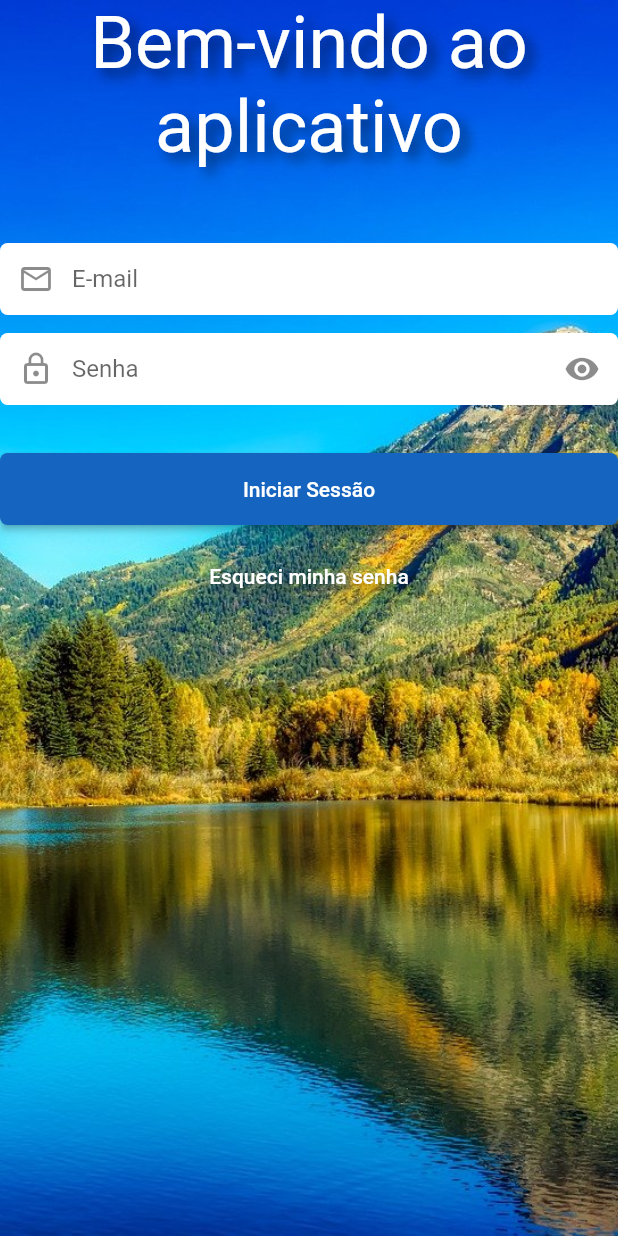
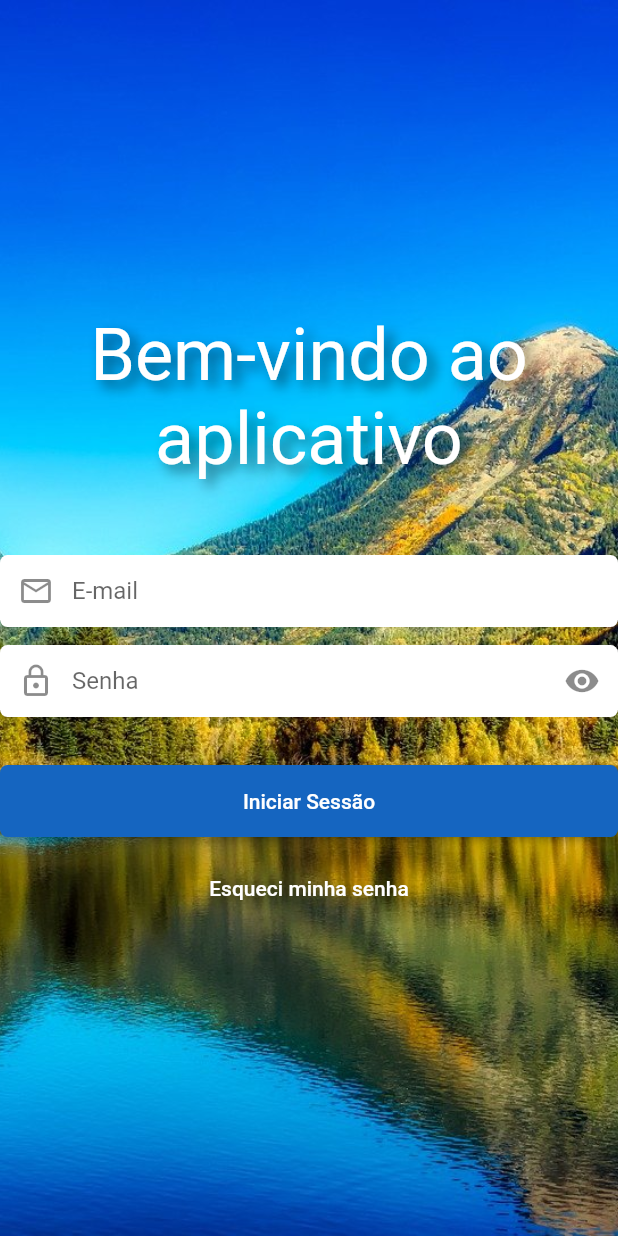
Before and after one commit to FelipeGutjahr/despesas_app, a Flutter app: the screen it shows after launch, on a phone screen of 412 x 824 dp. Run offline on Flutter 3.47's test engine with Material 2 defaults, Android fonts, the light colour scheme and no system bars; our stand-ins replace dio, flutter_mobx, flutter_modular, mobx, rxdart, shared_preferences and 1 more; missing offline and left inert: autocomplete_textfield, easy_mask; generated files the repository leaves out were written again.

Commit message:
Centralizacao do formulario p/ login

```diff
--- a/lib/app/pages/login/login_page.dart
+++ b/lib/app/pages/login/login_page.dart
@@ -12,22 +12,25 @@ class LoginPage extends StatelessWidget {
     Size size = MediaQuery.of(context).size;
     String pathImage =
         'assets/images/login_image_${imageNumber.toString()}.jpg';
+
     return Scaffold(
-      body: Container(
-        width: size.width,
-        height: size.height,
-        decoration: BoxDecoration(
-            image: DecorationImage(
-                image: AssetImage(pathImage), fit: BoxFit.cover)),
-        child: SingleChildScrollView(child: _body(context)),
+      body: GestureDetector(
+        onTap: () => {FocusScope.of(context).unfocus()},
+        child: Container(
+          width: size.width,
+          height: size.height,
+          decoration: BoxDecoration(
+              image: DecorationImage(
+                  image: AssetImage(pathImage), fit: BoxFit.cover)),
+          child: Center(
+            child: SingleChildScrollView(
+                child: Column(
+              mainAxisAlignment: MainAxisAlignment.center,
+              children: [TopText(), SizedBox(height: 50), CustonForm()],
+            )),
+          ),
+        ),
       ),
     );
   }
-
-  Widget _body(BuildContext context) {
-    return Column(
-      mainAxisAlignment: MainAxisAlignment.center,
-      children: [TopText(), SizedBox(height: 50), CustonForm()],
-    );
-  }
 }
```
